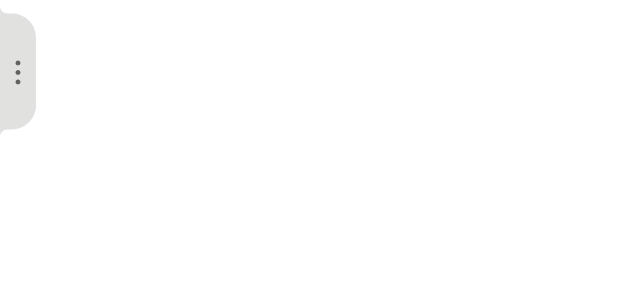
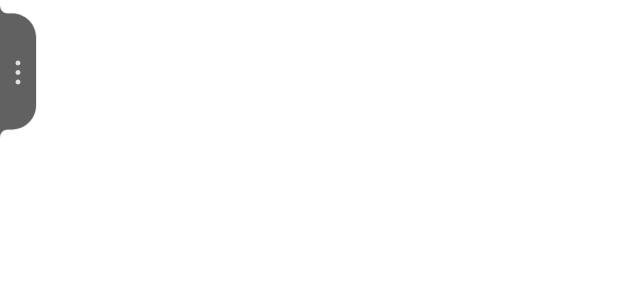
Before and after one commit to ShMike6491/simple-notepad, an Android app: the layout menu_handle.xml on its own in the app's theme, with its tools: preview values and no code run, on a phone screen of 412 x 824 dp. Shown: the top 300 px of the screen. Run offline under Robolectric (Android 15) with nearby library versions, the phone set to English and light mode, and no system bars.

Commit message:
[CHANGED] menu handle resource update with border

```diff
--- a/app/src/main/res/drawable/ic_menu_handle.xml
+++ b/app/src/main/res/drawable/ic_menu_handle.xml
@@ -3,17 +3,32 @@
     android:height="103dp"
     android:viewportWidth="38"
     android:viewportHeight="103">
+
     <path
         android:pathData="M0,4L0,9L0,86V91C0,88.239 2.239,86 5,86H8C16.837,86 24,78.837 24,70L24,25C24,16.163 16.837,9 8,9H5C2.239,9 0,6.761 0,4Z"
-        android:fillColor="@color/chinese_white"
+        android:fillColor="@color/granite_gray"
         android:fillType="evenOdd"/>
+
+    <path
+        android:pathData="M0,4V91C0,88.239 2.239,86 5,86H8C16.837,86 24,78.837 24,70L24,25C24,16.163 16.837,9 8,9H5C2.239,9 0,6.761 0,4Z"
+        android:strokeWidth="1"
+        android:strokeColor="@color/chinese_white"
+        android:fillColor="@android:color/transparent"
+        android:fillType="evenOdd"/>
+
+    <path
+        android:pathData="M0,4L0,9L0,86V91C0,88.239 2.239,86 5,86H8C16.837,86 24,78.837 24,70L24,25C24,16.163 16.837,9 8,9H5C2.239,9 0,6.761 0,4Z"
+        android:fillColor="@color/granite_gray"
+        android:fillType="evenOdd"/>
+
     <path
         android:pathData="M11.988,43.436C12.882,43.436 13.607,42.712 13.607,41.818C13.607,40.924 12.882,40.2 11.988,40.2C11.095,40.2 10.37,40.924 10.37,41.818C10.37,42.712 11.095,43.436 11.988,43.436Z"
-        android:fillColor="#616161"/>
+        android:fillColor="@color/chinese_white"/>
     <path
         android:pathData="M11.988,49.744C12.882,49.744 13.607,49.02 13.607,48.126C13.607,47.233 12.882,46.508 11.988,46.508C11.095,46.508 10.37,47.233 10.37,48.126C10.37,49.02 11.095,49.744 11.988,49.744Z"
-        android:fillColor="#616161"/>
+        android:fillColor="@color/chinese_white"/>
     <path
         android:pathData="M11.988,56.053C12.882,56.053 13.607,55.328 13.607,54.435C13.607,53.541 12.882,52.817 11.988,52.817C11.095,52.817 10.37,53.541 10.37,54.435C10.37,55.328 11.095,56.053 11.988,56.053Z"
-        android:fillColor="#616161"/>
+        android:fillColor="@color/chinese_white"/>
+
 </vector>
```
